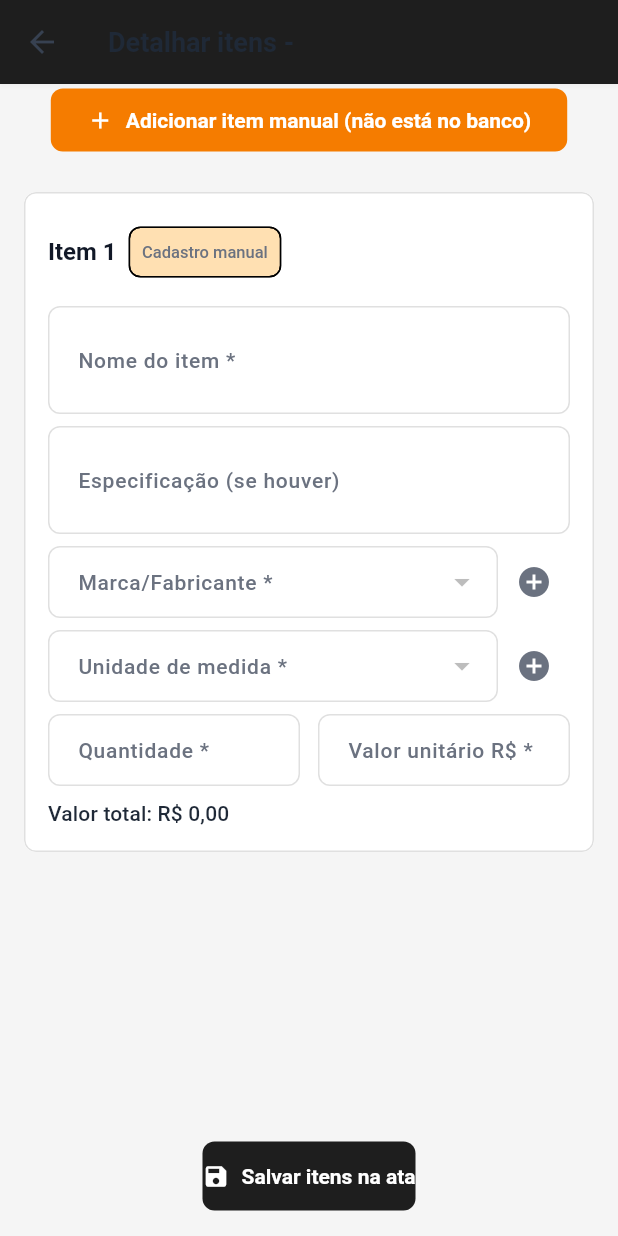
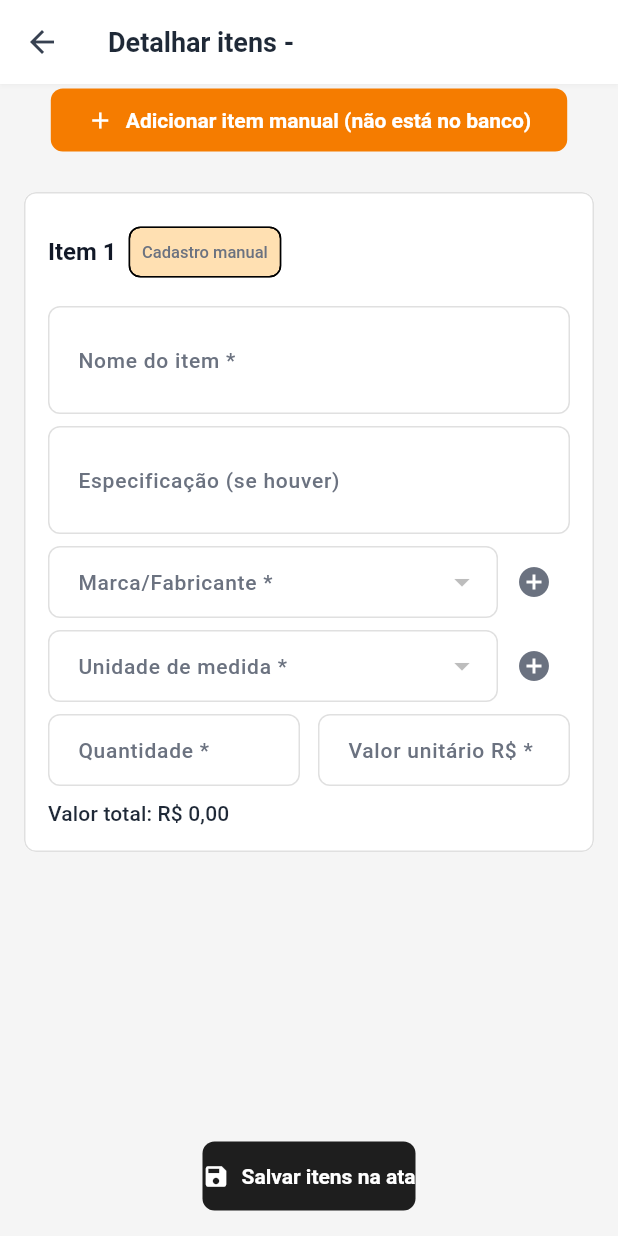
Before and after one commit to FBFE/pedidocerto2.0, a Flutter app: the DetalharItensAtaScreen screen opened directly with empty values, after a tap on "Adicionar item manual (não está no banco", on a phone screen of 412 x 824 dp. Run offline on Flutter 3.47's test engine with Material 3 defaults, Android fonts, the phone set to English and light mode, and no system bars; our stand-ins replace file_picker, fl_chart, shared_preferences, supabase_flutter; missing offline and left inert: excel, spreadsheet_decoder; accounts and stored records are empty.

Commit message:
Padronizacao da barra superior para fundo branco

```diff
--- a/lib/screens/admin/logs_auditoria_screen.dart
+++ b/lib/screens/admin/logs_auditoria_screen.dart
@@ -149,8 +149,6 @@ class _LogsAuditoriaScreenState extends State<LogsAuditoriaScreen> {
             ? IconButton(icon: const Icon(Icons.arrow_back), onPressed: widget.onBack)
             : null,
         title: const Text('Trilha de auditoria'),
-        backgroundColor: const Color(0xFF1E1E1E),
-        foregroundColor: Colors.white,
         actions: [
           IconButton(icon: const Icon(Icons.refresh), onPressed: _carregando ? null : _carregar, tooltip: 'Atualizar'),
         ],
--- a/lib/screens/admin/permissoes_screen.dart
+++ b/lib/screens/admin/permissoes_screen.dart
@@ -125,8 +125,6 @@ class _PermissoesScreenState extends State<PermissoesScreen> {
             ? IconButton(icon: const Icon(Icons.arrow_back), onPressed: widget.onBack)
             : null,
         title: const Text('Permissões dos usuários'),
-        backgroundColor: const Color(0xFF1E1E1E),
-        foregroundColor: Colors.white,
         actions: [
           IconButton(icon: const Icon(Icons.refresh), onPressed: _carregando ? null : _carregar, tooltip: 'Atualizar'),
         ],
--- a/lib/screens/atas/adicionar_credor_ata_screen.dart
+++ b/lib/screens/atas/adicionar_credor_ata_screen.dart
@@ -162,8 +162,6 @@ class _AdicionarCredorAtaScreenState extends State<AdicionarCredorAtaScreen> {
     return Scaffold(
       appBar: AppBar(
         title: Text('Adicionar credor – ${widget.numeroAta}'),
-        backgroundColor: const Color(0xFF1E1E1E),
-        foregroundColor: Colors.white,
       ),
       body: _carregando
           ? const Center(child: CircularProgressIndicator())
--- a/lib/screens/atas/cadastro_manual_ata_screen.dart
+++ b/lib/screens/atas/cadastro_manual_ata_screen.dart
@@ -384,8 +384,6 @@ class _CadastroManualAtaScreenState extends State<CadastroManualAtaScreen> {
     return Scaffold(
       appBar: AppBar(
         title: const Text('Cadastrar ata (manual)'),
-        backgroundColor: const Color(0xFF1E1E1E),
-        foregroundColor: Colors.white,
       ),
       body: Form(
         key: _formKey,
--- a/lib/screens/atas/detalhar_itens_ata_screen.dart
+++ b/lib/screens/atas/detalhar_itens_ata_screen.dart
@@ -362,15 +362,13 @@ class _DetalharItensAtaScreenState extends State<DetalharItensAtaScreen> {
   Widget build(BuildContext context) {
     if (_carregando) {
       return Scaffold(
-        appBar: AppBar(title: Text('Detalhar itens - ${widget.numeroAta}'), backgroundColor: const Color(0xFF1E1E1E), foregroundColor: Colors.white),
+        appBar: AppBar(title: Text('Detalhar itens - ${widget.numeroAta}')),
         body: const Center(child: CircularProgressIndicator()),
       );
     }
     return Scaffold(
       appBar: AppBar(
         title: Text('Detalhar itens - ${widget.numeroAta}'),
-        backgroundColor: const Color(0xFF1E1E1E),
-        foregroundColor: Colors.white,
       ),
       body: Column(
         children: [
--- a/lib/screens/atas/detalhe_ata_screen.dart
+++ b/lib/screens/atas/detalhe_ata_screen.dart
@@ -398,8 +398,6 @@ class _DetalheAtaScreenState extends State<DetalheAtaScreen> {
     return Scaffold(
       appBar: AppBar(
         title: const Text('Detalhe da ata'),
-        backgroundColor: const Color(0xFF1E1E1E),
-        foregroundColor: Colors.white,
         actions: [
           IconButton(
             icon: const Icon(Icons.edit),
--- a/lib/screens/atas/editar_ata_screen.dart
+++ b/lib/screens/atas/editar_ata_screen.dart
@@ -110,8 +110,6 @@ class _EditarAtaScreenState extends State<EditarAtaScreen> {
     return Scaffold(
       appBar: AppBar(
         title: const Text('Editar ata'),
-        backgroundColor: const Color(0xFF1E1E1E),
-        foregroundColor: Colors.white,
       ),
       body: Form(
         key: _formKey,
--- a/lib/screens/atas/selecionar_itens_ata_screen.dart
+++ b/lib/screens/atas/selecionar_itens_ata_screen.dart
@@ -153,8 +153,6 @@ class _SelecionarItensAtaScreenState extends State<SelecionarItensAtaScreen> {
     return Scaffold(
       appBar: AppBar(
         title: Text('Itens da ata ${widget.numeroAta}'),
-        backgroundColor: const Color(0xFF1E1E1E),
-        foregroundColor: Colors.white,
       ),
       body: Column(
         children: [
--- a/lib/screens/dfd/dfd_form_screen.dart
+++ b/lib/screens/dfd/dfd_form_screen.dart
@@ -1701,8 +1701,6 @@ class _DfdFormScreenState extends State<DfdFormScreen> {
     return Scaffold(
       appBar: AppBar(
         title: Text(widget.dfd == null ? 'Novo DFD' : 'Editar DFD'),
-        backgroundColor: const Color(0xFF1E1E1E),
-        foregroundColor: Colors.white,
       ),
       body: ConstrainedContent(
         child: Form(
--- a/lib/screens/dfd/dfd_list_screen.dart
+++ b/lib/screens/dfd/dfd_list_screen.dart
@@ -119,8 +119,6 @@ class _DfdListScreenState extends State<DfdListScreen> {
               )
             : null,
         title: const Text('Documentos de Formalização de Demanda (DFD)'),
-        backgroundColor: const Color(0xFF1E1E1E),
-        foregroundColor: Colors.white,
       ),
       body: _carregando
           ? const Center(child: CircularProgressIndicator())
--- a/lib/screens/fornecedores/fornecedor_form_screen.dart
+++ b/lib/screens/fornecedores/fornecedor_form_screen.dart
@@ -229,8 +229,6 @@ class _FornecedorFormScreenState extends State<FornecedorFormScreen> {
     return Scaffold(
       appBar: AppBar(
         title: Text(widget.fornecedor == null ? 'Novo fornecedor' : 'Editar fornecedor'),
-        backgroundColor: const Color(0xFF1E1E1E),
-        foregroundColor: Colors.white,
       ),
       body: Form(
         key: _formKey,
--- a/lib/screens/fornecedores/fornecedores_screen.dart
+++ b/lib/screens/fornecedores/fornecedores_screen.dart
@@ -67,8 +67,6 @@ class _FornecedoresScreenState extends State<FornecedoresScreen> {
               )
             : null,
         title: const Text('Fornecedores'),
-        backgroundColor: const Color(0xFF1E1E1E),
-        foregroundColor: Colors.white,
         actions: [
           IconButton(
             icon: const Icon(Icons.refresh),
--- a/lib/screens/usuarios/duplicados_screen.dart
+++ b/lib/screens/usuarios/duplicados_screen.dart
@@ -110,8 +110,6 @@ class _DuplicadosScreenState extends State<DuplicadosScreen> {
               )
             : null,
         title: const Text('Usuários Duplicados'),
-        backgroundColor: const Color(0xFF1E1E1E),
-        foregroundColor: Colors.white,
       ),
       body: _carregando
           ? const Center(child: CircularProgressIndicator())
```
